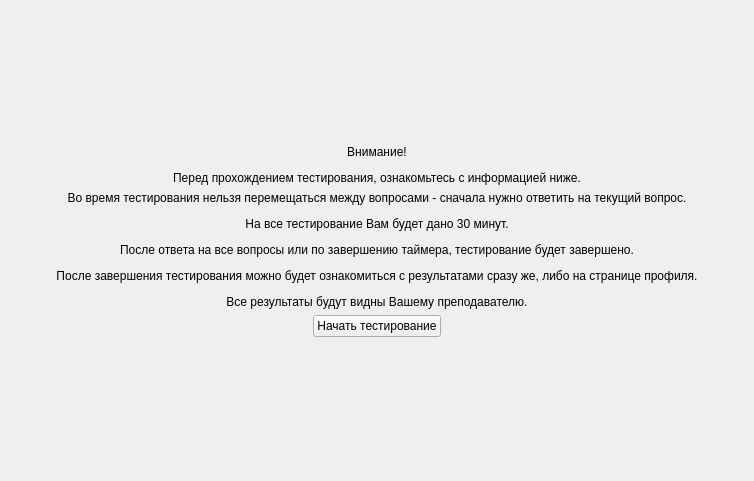
Above: client/gui/ui_test_start_page.ui from RozeQz/GraphEmbedding before the change. Below: the same form after it.
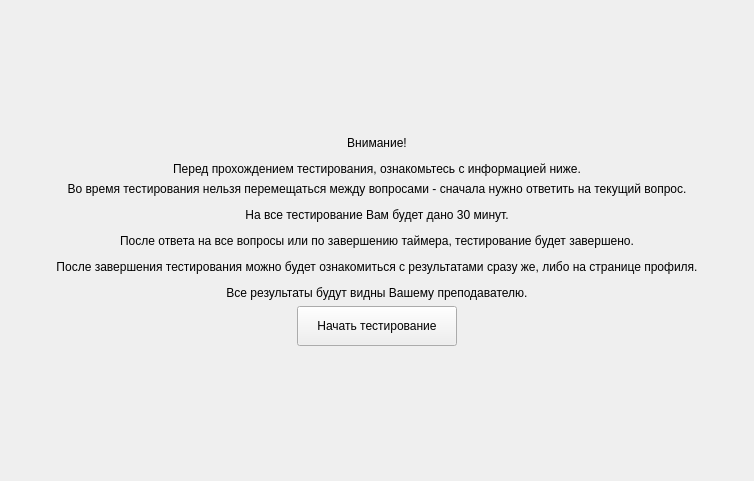
That is the form after the change.

Diff of the .ui file:
```diff
--- a/client/gui/ui_test_start_page.ui
+++ b/client/gui/ui_test_start_page.ui
@@ -70,6 +70,12 @@
          <verstretch>0</verstretch>
         </sizepolicy>
        </property>
+       <property name="minimumSize">
+        <size>
+         <width>160</width>
+         <height>40</height>
+        </size>
+       </property>
        <property name="text">
         <string>Начать тестирование</string>
        </property>
```
